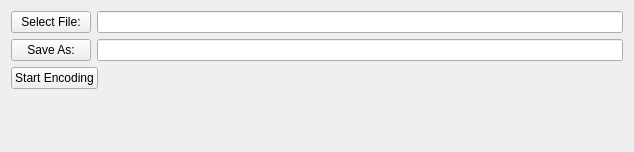
an146/qtheorafrontend, file dialog.ui: the form before one commit.
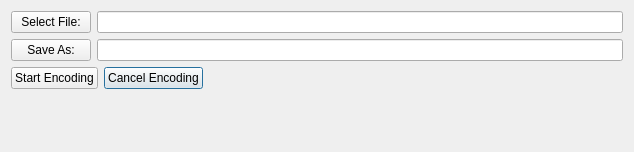
The form after the commit.

The edit to the form file:
```diff
--- a/dialog.ui
+++ b/dialog.ui
@@ -52,6 +52,13 @@
        </property>
       </widget>
      </item>
+     <item>
+      <widget class="QPushButton" name="cancel">
+       <property name="text">
+        <string>Cancel Encoding</string>
+       </property>
+      </widget>
+     </item>
      <item>
       <spacer name="horizontalSpacer">
        <property name="orientation">
```
